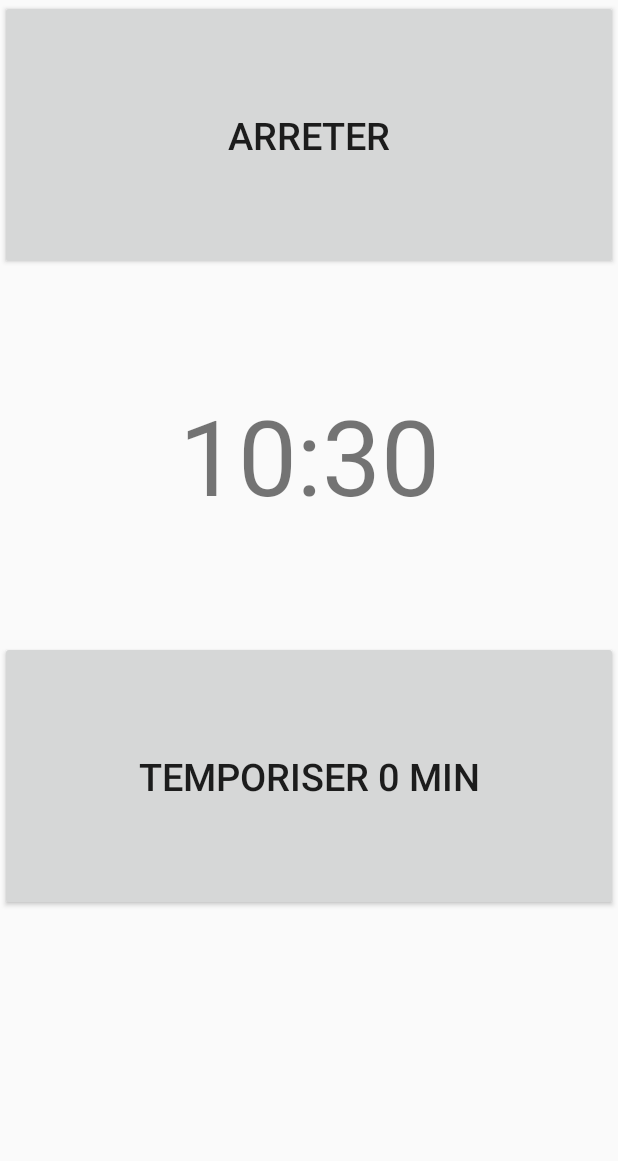
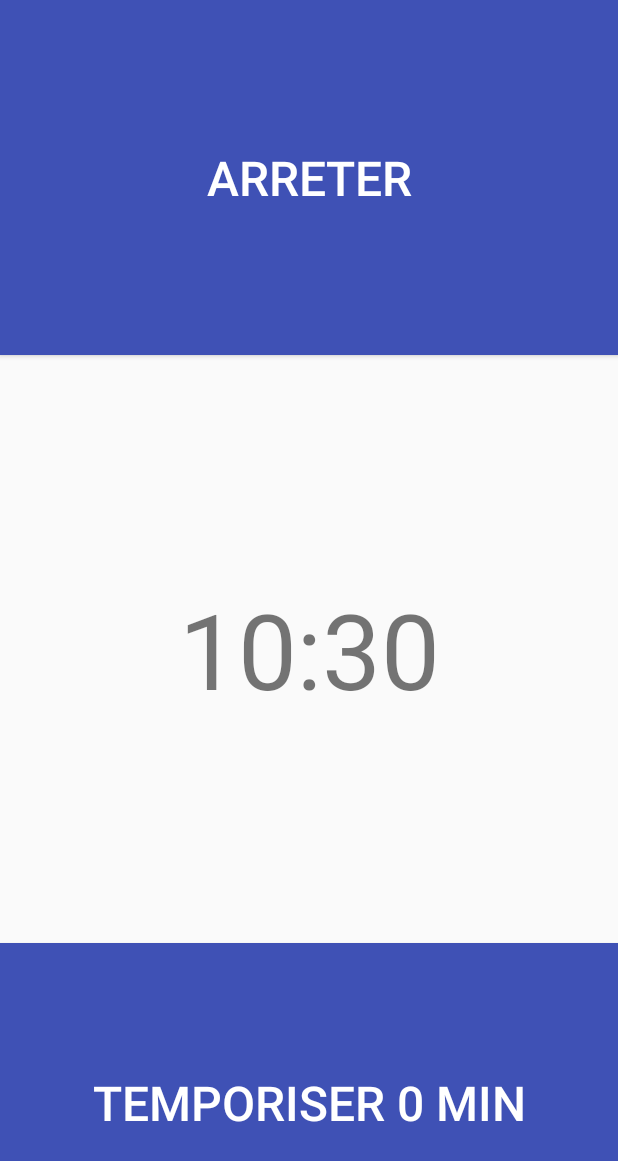
Before and after one commit to swimaf/EmpliTude, an Android app: the SonnerieActivity screen opened directly, with no data from a screen before it, on a phone screen of 412 x 824 dp. Shown: the top 1161 px of the screen. Run offline under Robolectric (Android 15) with nearby library versions, the phone set to English and light mode, and no system bars.

Commit message:
tempo fonctionnel et un peu d'ihm sonnerie

```diff
--- a/app/src/main/java/com/example/martinet/Emplitude/Reveil/AlarmReceiver.java
+++ b/app/src/main/java/com/example/martinet/Emplitude/Reveil/AlarmReceiver.java
@@ -38,9 +38,12 @@ public class AlarmReceiver extends WakefulBroadcastReceiver {
 
         //Faire jouer la sonerie
         Uri uri = RingtoneManager.getActualDefaultRingtoneUri(context,RingtoneManager.TYPE_ALARM);
+
+        Uri alert = RingtoneManager.getDefaultUri(RingtoneManager.TYPE_ALARM);
+
         //Le son qui va sonner ( de base j'ai mis ici TYPE_ALARM )
 
-        ringtone = RingtoneManager.getRingtone(context, uri);
+        ringtone = RingtoneManager.getRingtone(context, alert);
         ringtone.play();
 
 /*
--- a/app/src/main/java/com/example/martinet/Emplitude/Reveil/SonnerieActivity.java
+++ b/app/src/main/java/com/example/martinet/Emplitude/Reveil/SonnerieActivity.java
@@ -39,6 +39,7 @@ public class SonnerieActivity extends Activity {
     public static final String MesPREFERENCES = "mesPreferences";
     public static SharedPreferences sharedpreferences;
     private ArreterAlarm arreterAlarm;
+    private ProgrammerAlarm programmerAlarm;
     AlarmManager alarmManager;
     PendingIntent pendingIntent;
 
@@ -93,6 +94,8 @@ public class SonnerieActivity extends Activity {
         pendingIntent = PendingIntent.getBroadcast(SonnerieActivity.this, 0, myIntent, 0);
 
 
+        programmerAlarm = new ProgrammerAlarm(SonnerieActivity.this,alarmManager,pendingIntent);
+
 
         arreterAlarm = new ArreterAlarm(SonnerieActivity.this,alarmManager,pendingIntent);
         //Bouton repeter
@@ -131,7 +134,7 @@ public class SonnerieActivity extends Activity {
         View.OnClickListener listenerTempo = new View.OnClickListener() {
             public void onClick(View view) {
                 arreterAlarm();
-                ReveilActivity.setAlarmTempo();
+                programmerAlarm.setAlarmTempo();
                 ouvrirMain();
                 //penser a onDelete ?
             }
--- a/app/src/main/res/layout/sonnerie_activity.xml
+++ b/app/src/main/res/layout/sonnerie_activity.xml
@@ -8,14 +8,17 @@
         android:layout_width="match_parent"
         android:layout_height="180dp"
         android:text="Arreter"
+        android:background="@color/colorPrimary"
+        android:textColor="@color/white"
         android:id="@+id/brStop"
         android:layout_gravity="center_horizontal"
-        android:textSize="25sp"
+        android:textSize="32sp"
         android:layout_alignParentBottom="true"
         android:layout_alignParentLeft="true"
         android:layout_alignParentStart="true"
         android:layout_alignParentRight="true"
-        android:layout_alignParentEnd="true" />
+        android:layout_alignParentEnd="true"
+        android:layout_weight="0.16" />
 
     <TextView
         android:layout_width="match_parent"
@@ -23,20 +26,22 @@
         android:text="heure"
         android:id="@+id/tvrHeure"
         android:textSize="70sp"
-        android:layout_weight="0.44"
-        android:layout_gravity="center"
+        android:layout_weight="0.88"
         android:gravity="center"/>
     <Button
         android:layout_width="match_parent"
-        android:layout_height="180dp"
+        android:layout_height="209dp"
         android:text="Repeter"
+        android:background="@color/colorPrimary"
+        android:textColor="@color/white"
         android:id="@+id/brRepeterFinal"
-        android:layout_gravity="center_horizontal"
-        android:textSize="25sp"
+        android:textSize="32sp"
         android:layout_alignParentTop="true"
         android:layout_alignParentLeft="true"
         android:layout_alignParentStart="true"
         android:layout_alignParentRight="true"
-        android:layout_alignParentEnd="true" />
+        android:layout_alignParentEnd="true"
+        android:foregroundGravity="bottom"
+        android:layout_weight="0.01" />
 
 </LinearLayout>
```
Also changed, not shown: app/src/main/java/com/example/martinet/Emplitude/Reveil/ProgrammerAlarm.java (+44 -0 lines).
